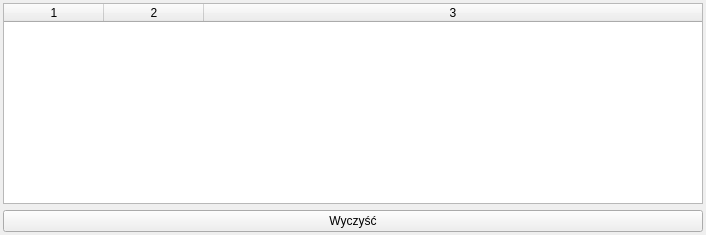
First picture: the form in gui/ui/LogConsoleWidget.ui, repository k4zz/Anatoole, before the edit.
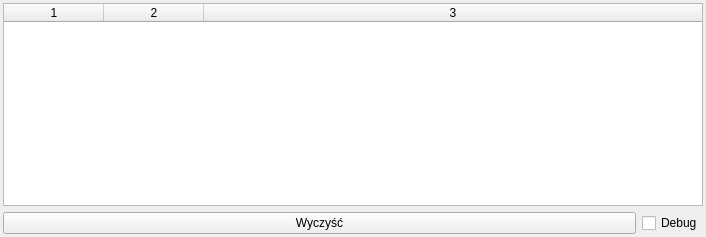
Second picture: the form after the edit.

```diff
--- a/gui/ui/LogConsoleWidget.ui
+++ b/gui/ui/LogConsoleWidget.ui
@@ -7,7 +7,7 @@
     <x>0</x>
     <y>0</y>
     <width>706</width>
-    <height>235</height>
+    <height>237</height>
    </rect>
   </property>
   <property name="windowTitle">
@@ -73,11 +73,34 @@
     </widget>
    </item>
    <item>
+    <layout class="QHBoxLayout" name="horizontalLayout">
+     <item>
     <widget class="QPushButton" name="btnClear">
+       <property name="sizePolicy">
+        <sizepolicy hsizetype="Minimum" vsizetype="Fixed">
+         <horstretch>0</horstretch>
+         <verstretch>0</verstretch>
+        </sizepolicy>
+       </property>
      <property name="text">
       <string>Wyczyść</string>
      </property>
     </widget>
+     </item>
+     <item>
+      <widget class="QCheckBox" name="cbDebugMode">
+       <property name="sizePolicy">
+        <sizepolicy hsizetype="Maximum" vsizetype="Fixed">
+         <horstretch>0</horstretch>
+         <verstretch>0</verstretch>
+        </sizepolicy>
+       </property>
+       <property name="text">
+        <string>Debug</string>
+       </property>
+      </widget>
+     </item>
+    </layout>
    </item>
   </layout>
  </widget>
```
Lines whose indentation alone changed are shown as unchanged.
